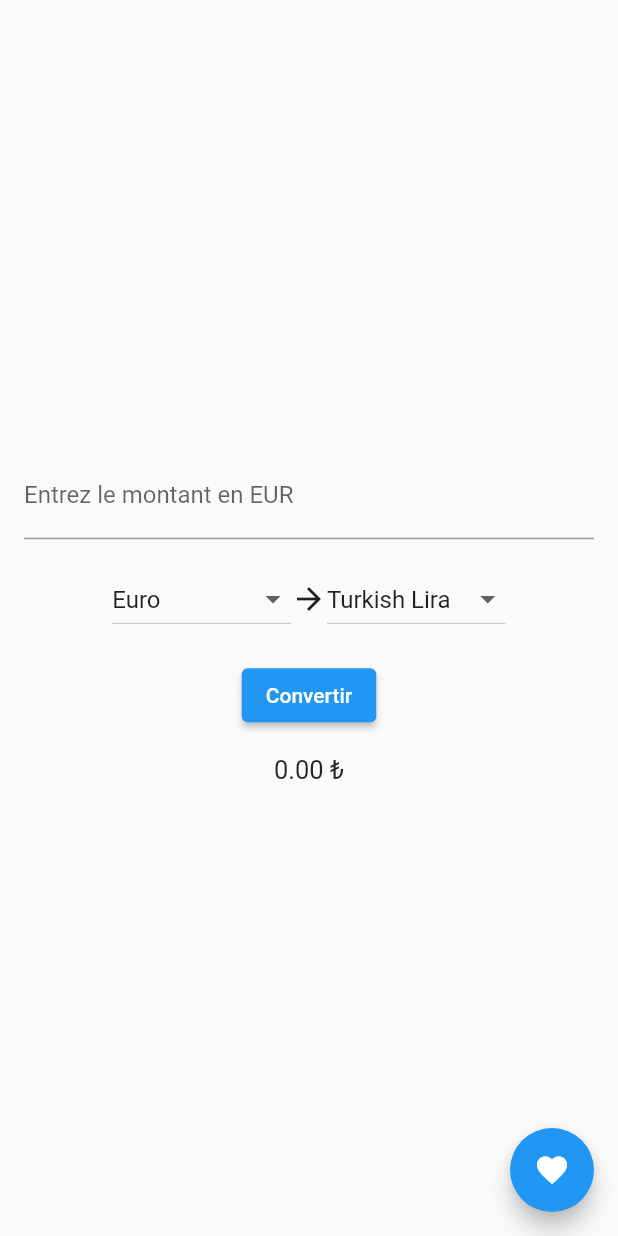
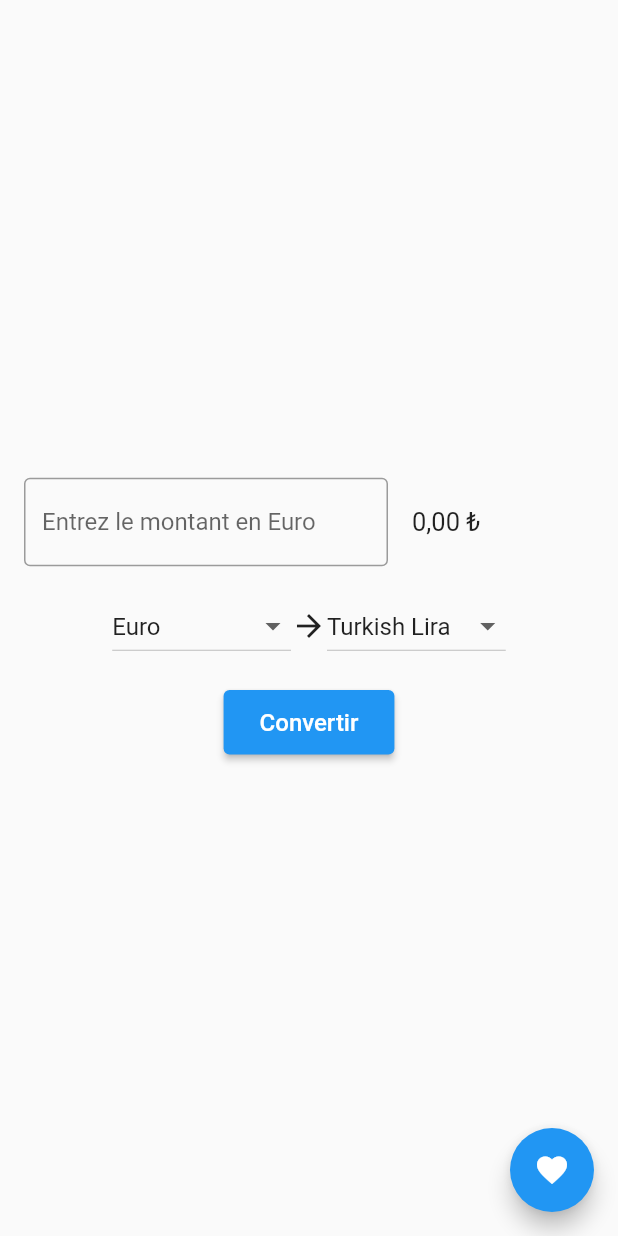
Before and after one commit to folkruw/ToolBox, a Flutter app: the CurrencyConverterPage screen opened directly, on a phone screen of 412 x 824 dp. Run offline on Flutter 3.47's test engine with Material 2 defaults, Android fonts, the phone set to English and light mode, and no system bars; our stand-ins replace shared_preferences; accounts and stored records are empty.

Commit message:
Convertisseur de devises

```diff
--- a/lib/currency_converter.dart
+++ b/lib/currency_converter.dart
@@ -2,6 +2,7 @@ import 'dart:convert';
 import 'package:flutter/foundation.dart';
 import 'package:flutter/material.dart';
 import 'package:http/http.dart' as http;
+import 'package:intl/intl.dart';
 import 'package:shared_preferences/shared_preferences.dart';
 
 void main() async {
@@ -167,12 +168,31 @@ class CurrencyConverterPageState extends State<CurrencyConverterPage> {
           mainAxisAlignment: MainAxisAlignment.center,
           crossAxisAlignment: CrossAxisAlignment.center,
           children: [
-            TextField(
-              controller: _amountController,
-              keyboardType:
-                  const TextInputType.numberWithOptions(decimal: true),
-              decoration: InputDecoration(
-                  labelText: 'Entrez le montant en $_selectedSourceCurrency'),
+            Row(
+              mainAxisAlignment: MainAxisAlignment.center,
+              children: [
+                Expanded(
+                  flex: 2,
+                  child: TextField(
+                    controller: _amountController,
+                    keyboardType:
+                        const TextInputType.numberWithOptions(decimal: true),
+                    decoration: InputDecoration(
+                      labelText:
+                          'Entrez le montant en ${_currencies[_selectedSourceCurrency]}',
+                      border: const OutlineInputBorder(),
+                    ),
+                  ),
+                ),
+                const SizedBox(width: 16),
+                Expanded(
+                  flex: 1,
+                  child: Text(
+                    '${NumberFormat("#,##0.00", "fr").format(_result)} ${_currencySymbols[_selectedDestinationCurrency]}',
+                    style: const TextStyle(fontSize: 17),
+                  ),
+                ),
+              ],
             ),
             const SizedBox(height: 16),
             Row(
@@ -218,16 +238,25 @@ class CurrencyConverterPageState extends State<CurrencyConverterPage> {
             const SizedBox(height: 16),
             ElevatedButton(
               onPressed: _isLoading ? null : _convertCurrency,
+              style: ElevatedButton.styleFrom(
+                primary: Colors.blue, // Set the button background color to blue
+                onPrimary: Colors.white, // Set the button text color to white
+                padding:
+                    const EdgeInsets.symmetric(vertical: 12, horizontal: 24),
+              ),
               child: _isLoading
-                  ? const CircularProgressIndicator(
-                      valueColor: AlwaysStoppedAnimation<Color>(Colors.white),
+                  ? const SizedBox(
+                      width: 20,
+                      height: 20,
+                      child: CircularProgressIndicator(
+                        valueColor: AlwaysStoppedAnimation<Color>(Colors.white),
+                      ),
                     )
-                  : const Text('Convertir'),
+                  : const Text(
+                      'Convertir',
+                      style: TextStyle(fontSize: 16),
+                    ),
             ),
-            const SizedBox(height: 16),
-            Text(
-                '${_result.toStringAsFixed(2)} ${_currencySymbols[_selectedDestinationCurrency]}',
-                style: const TextStyle(fontSize: 17)),
           ],
         ),
       ),
```
